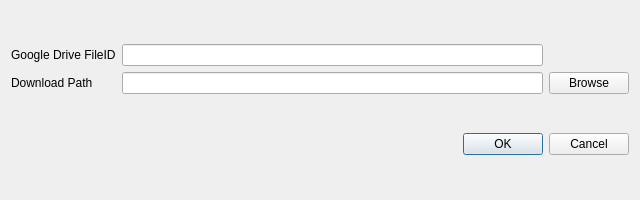
Old version of the form GDriveApp/src/downloaddialog.ui in the repository Loukei/portfolio.
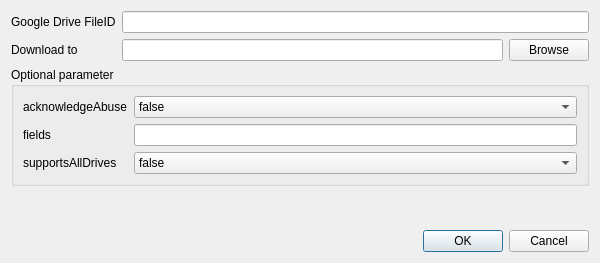
New version of the form.

What changed in the file:
```diff
--- a/GDriveApp/src/downloaddialog.ui
+++ b/GDriveApp/src/downloaddialog.ui
@@ -6,8 +6,8 @@
    <rect>
     <x>0</x>
     <y>0</y>
-    <width>640</width>
-    <height>200</height>
+    <width>600</width>
+    <height>263</height>
    </rect>
   </property>
   <property name="sizePolicy">
@@ -25,30 +25,44 @@
   <property name="whatsThis">
    <string>&lt;html&gt;&lt;head/&gt;&lt;body&gt;&lt;p&gt;Input Google Drive &lt;span style=&quot; font-weight:600;&quot;&gt;fileID&lt;/span&gt; ,then select your &lt;span style=&quot; font-weight:600;&quot;&gt;download file&lt;/span&gt; to download google drive file.&lt;/p&gt;&lt;p&gt;&lt;br/&gt;&lt;/p&gt;&lt;/body&gt;&lt;/html&gt;</string>
   </property>
-  <layout class="QVBoxLayout" name="verticalLayout">
-   <item>
     <layout class="QGridLayout" name="gridLayout">
+   <item row="1" column="0">
+    <widget class="QLabel" name="label_DownloadPath">
+     <property name="text">
+      <string>Download to</string>
+     </property>
+     <property name="buddy">
+      <cstring>lineEdit_DownloadPath</cstring>
+     </property>
+    </widget>
+   </item>
+   <item row="4" column="0" colspan="3">
+    <widget class="QDialogButtonBox" name="buttonBox">
+     <property name="orientation">
+      <enum>Qt::Horizontal</enum>
+     </property>
+     <property name="standardButtons">
+      <set>QDialogButtonBox::Cancel|QDialogButtonBox::Ok</set>
+     </property>
+    </widget>
+   </item>
      <item row="0" column="0">
       <widget class="QLabel" name="label_FileID">
        <property name="text">
         <string>Google Drive FileID</string>
        </property>
-      </widget>
-     </item>
-     <item row="0" column="1">
+     <property name="buddy">
+      <cstring>lineEdit_FileID</cstring>
+     </property>
+    </widget>
+   </item>
+   <item row="0" column="1" colspan="2">
       <widget class="QLineEdit" name="lineEdit_FileID">
        <property name="whatsThis">
         <string>&lt;html&gt;&lt;head/&gt;&lt;body&gt;&lt;p&gt;To get fileID,open your borwser and login google drive ,select your file Right-click the file name and select &lt;span style=&quot; font-weight:600;&quot;&gt;Get shareable link&lt;/span&gt;. The last part of the link is the file ID.&lt;/p&gt;&lt;/body&gt;&lt;/html&gt;</string>
        </property>
       </widget>
      </item>
-     <item row="1" column="0">
-      <widget class="QLabel" name="label_DownloadPath">
-       <property name="text">
-        <string>Download Path</string>
-       </property>
-      </widget>
-     </item>
      <item row="1" column="1">
       <widget class="QLineEdit" name="lineEdit_DownloadPath">
        <property name="whatsThis">
@@ -56,6 +70,76 @@
        </property>
       </widget>
      </item>
+   <item row="2" column="0" colspan="3">
+    <widget class="QGroupBox" name="groupBox">
+     <property name="title">
+      <string>Optional parameter</string>
+     </property>
+     <layout class="QFormLayout" name="formLayout">
+      <item row="0" column="0">
+       <widget class="QLabel" name="label_acknowledgeAbuse">
+        <property name="text">
+         <string>acknowledgeAbuse</string>
+        </property>
+        <property name="buddy">
+         <cstring>comboBox_acknowledgeAbuse</cstring>
+        </property>
+       </widget>
+      </item>
+      <item row="0" column="1">
+       <widget class="QComboBox" name="comboBox_acknowledgeAbuse">
+        <item>
+         <property name="text">
+          <string>false</string>
+         </property>
+        </item>
+        <item>
+         <property name="text">
+          <string>true</string>
+         </property>
+        </item>
+       </widget>
+      </item>
+      <item row="1" column="0">
+       <widget class="QLabel" name="label_fields">
+        <property name="text">
+         <string>fields</string>
+        </property>
+        <property name="buddy">
+         <cstring>lineEdit_fields</cstring>
+        </property>
+       </widget>
+      </item>
+      <item row="1" column="1">
+       <widget class="QLineEdit" name="lineEdit_fields"/>
+      </item>
+      <item row="2" column="0">
+       <widget class="QLabel" name="label_supportsAllDrives">
+        <property name="text">
+         <string>supportsAllDrives</string>
+        </property>
+        <property name="buddy">
+         <cstring>comboBox_supportsAllDrives</cstring>
+        </property>
+       </widget>
+      </item>
+      <item row="2" column="1">
+       <widget class="QComboBox" name="comboBox_supportsAllDrives">
+        <item>
+         <property name="text">
+          <string>false</string>
+         </property>
+        </item>
+        <item>
+         <property name="text">
+          <string>true</string>
+         </property>
+        </item>
+       </widget>
+      </item>
+     </layout>
+    </widget>
+   </item>
      <item row="1" column="2">
       <widget class="QPushButton" name="pushButton_DownloadPath">
        <property name="text">
@@ -63,15 +147,10 @@
        </property>
       </widget>
      </item>
-    </layout>
-   </item>
-   <item>
-    <widget class="QDialogButtonBox" name="buttonBox">
-     <property name="orientation">
-      <enum>Qt::Horizontal</enum>
-     </property>
-     <property name="standardButtons">
-      <set>QDialogButtonBox::Cancel|QDialogButtonBox::Ok</set>
+   <item row="3" column="0" colspan="3">
+    <widget class="QLabel" name="label_Status">
+     <property name="text">
+      <string/>
      </property>
     </widget>
    </item>
```
Left out of the diff: 2 changed lines with no effect on the pictures. Lines whose indentation alone changed are shown as unchanged.
